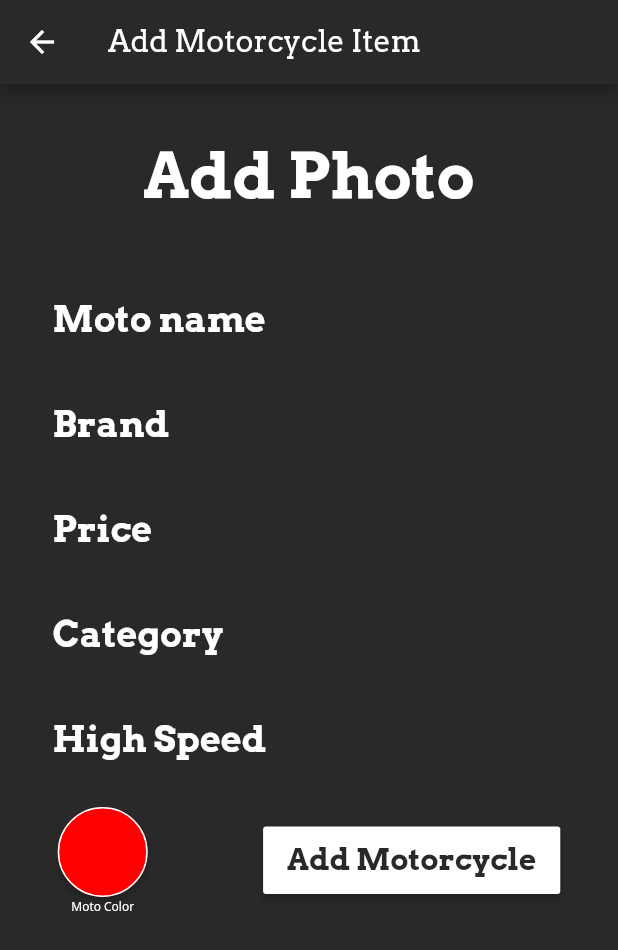
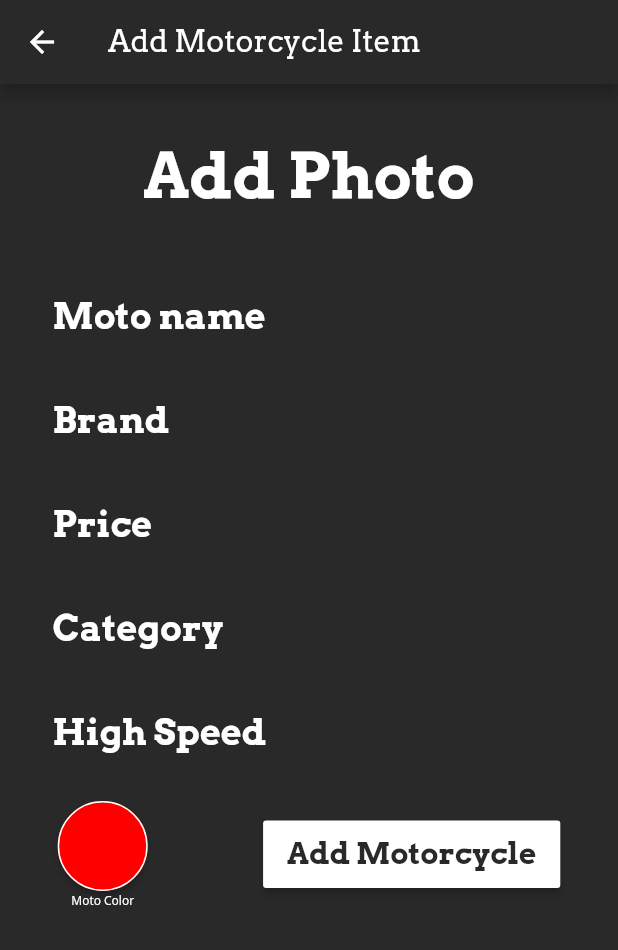
Before and after one commit to evertonpsilva/motoClub, a Flutter app: the AddItem screen opened directly, on a phone screen of 412 x 824 dp. Shown: the top 950 px of the screen. Run offline on Flutter 3.47's test engine with Material 2 defaults, Android fonts, the phone set to English and light mode, and no system bars; our stand-ins replace cloud_firestore, dots_indicator, firebase_auth, firebase_storage, flutter_colorpicker, flutter_masked_text and 4 more; missing offline and left inert: flutter_facebook_login, speedometer; accounts and stored records are empty.

Commit message:
Commit 21/11

```diff
--- a/lib/pages/addItem.dart
+++ b/lib/pages/addItem.dart
@@ -1,6 +1,7 @@
 import 'dart:async';
 import 'dart:io';
 
+import 'package:firebase_auth/firebase_auth.dart';
 import 'package:flutter/material.dart';
 import 'package:flutter/services.dart';
 import 'package:image_picker/image_picker.dart';
@@ -35,7 +36,12 @@ class _AddItemState extends State<AddItem> {
     });
   }
 
+  bool inserting = false;
+
   void _addMoto({String name, String, brand, String price, String category, String highSpeed, String color, File imgFile}) async{
+    setState(() {
+      inserting = true;
+    });
     if(imgFile == null) return;
     StorageUploadTask task = FirebaseStorage.instance.ref().
       child('MOTORCYCLEITEM' +
@@ -51,7 +57,58 @@ class _AddItemState extends State<AddItem> {
         "highSpeed" : highSpeed,
         "imgUrl" : imgUrl,
       }
-    );
+    ).catchError((erro){
+      print("Erro" + erro);
+      setState(() {
+        inserting = false;
+      });
+      return showDialog(
+        context: context,
+        builder: (context){
+          return AlertDialog(
+            title: Text("Ops!"),
+            content: Text("Houve um erro. Tente novamente"),
+            actions: <Widget>[
+              FlatButton(
+                child: Text("Fechar"),
+                onPressed: (){
+                  Navigator.pop(context);
+                },
+              ),
+            ],
+          );
+        }
+      );
+    }).whenComplete((){
+      print("deu bom");
+      setState(() {
+        inserting = false;
+        _nameCon.clear();
+        _brandCon.clear();
+        _priceCon.clear();
+        _categoryCon.clear();
+        _speedCon.clear();
+        currentColor = pickerColor;
+        _image = null;
+      });
+      return showDialog(
+        context: context,
+        builder: (context){
+          return AlertDialog(
+            title: Text("Tudo certo!"),
+            content: Text("Moto Adicionada com sucesso!"),
+            actions: <Widget>[
+              FlatButton(
+                child: Text("Fechar"),
+                onPressed: (){
+                  Navigator.pop(context);
+                },
+              ),
+            ],
+          );
+        }
+      );
+    });
   }
 
   void changeColor(Color color) {
@@ -99,6 +156,21 @@ class _AddItemState extends State<AddItem> {
 
   String prefixText = "";
 
+  FirebaseAuth auth = FirebaseAuth.instance;
+  FirebaseUser user;
+
+  _getCurrentUser() async{
+    user = await auth.currentUser();
+    print(user);
+  }
+
+  @override
+  void initState(){
+    super.initState();
+
+    _getCurrentUser();
+  }
+
   @override
   Widget build(BuildContext context) {
     return Scaffold(
@@ -111,7 +183,9 @@ class _AddItemState extends State<AddItem> {
         child: SingleChildScrollView(
           child: Container(
             height: MediaQuery.of(context).size.height - 86,
-            child: Column(
+            child: inserting ? Center(
+              child: CircularProgressIndicator(),
+            ) : Column(
               crossAxisAlignment: CrossAxisAlignment.center,
               children: <Widget>[
                 _image == null ?
@@ -193,8 +267,8 @@ class _AddItemState extends State<AddItem> {
                                 color: Color(0xFF292929),
                               )
                             ),
-                            hintText: "Moto name",
-                            hintStyle: TextStyle(color: Colors.white, fontSize: 24, fontFamily: "Arvo", fontWeight: FontWeight.w600)
+                            labelText: "Moto name",
+                            labelStyle: TextStyle(color: Colors.white, fontSize: 24, fontFamily: "Arvo", fontWeight: FontWeight.w600)
                           ),
                         ),
                       ),
@@ -226,8 +300,8 @@ class _AddItemState extends State<AddItem> {
                                 color: Color(0xFF292929),
                               )
                             ),
-                            hintText: "Brand",
-                            hintStyle: TextStyle(color: Colors.white, fontSize: 24, fontFamily: "Arvo", fontWeight: FontWeight.w600)
+                            labelText: "Brand",
+                            labelStyle: TextStyle(color: Colors.white, fontSize: 24, fontFamily: "Arvo", fontWeight: FontWeight.w600)
                           ),
                         ),
                       ),
@@ -269,8 +343,8 @@ class _AddItemState extends State<AddItem> {
                                 color: Color(0xFF292929),
                               )
                             ),
-                            hintText: "Price",
-                            hintStyle: TextStyle(color: Colors.white, fontSize: 24, fontFamily: "Arvo", fontWeight: FontWeight.w600)
+                            labelText: "Price",
+                            labelStyle: TextStyle(color: Colors.white, fontSize: 24, fontFamily: "Arvo", fontWeight: FontWeight.w600)
                           ),
                         ),
                       ),
@@ -303,8 +377,8 @@ class _AddItemState extends State<AddItem> {
                                 color: Color(0xFF292929),
                               )
                             ),
-                            hintText: "Category",
-                            hintStyle: TextStyle(color: Colors.white, fontSize: 24, fontFamily: "Arvo", fontWeight: FontWeight.w600)
+                            labelText: "Category",
+                            labelStyle: TextStyle(color: Colors.white, fontSize: 24, fontFamily: "Arvo", fontWeight: FontWeight.w600)
                           ),
                         ),
                       ),
@@ -340,8 +414,8 @@ class _AddItemState extends State<AddItem> {
                                 color: Color(0xFF292929),
                               )
                             ),
-                            hintText: "High Speed",
-                            hintStyle: TextStyle(color: Colors.white, fontSize: 24, fontFamily: "Arvo", fontWeight: FontWeight.w600)
+                            labelText: "High Speed",
+                            labelStyle: TextStyle(color: Colors.white, fontSize: 24, fontFamily: "Arvo", fontWeight: FontWeight.w600)
                           ),
                         ),
                       ),
```
Also changed, not shown: 1 other file.
